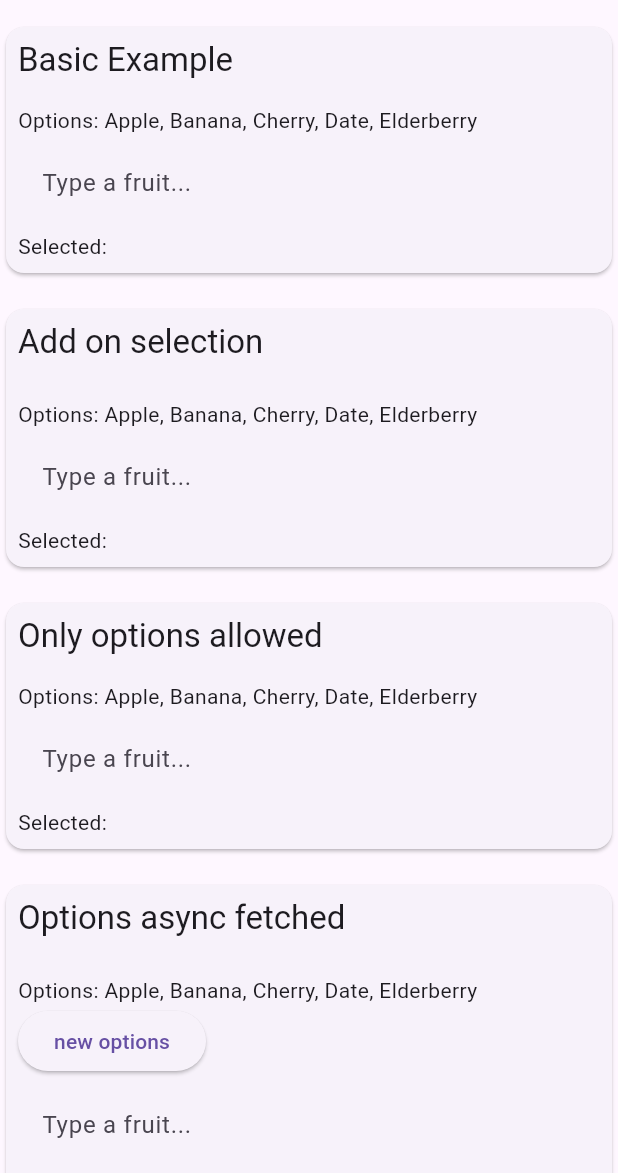
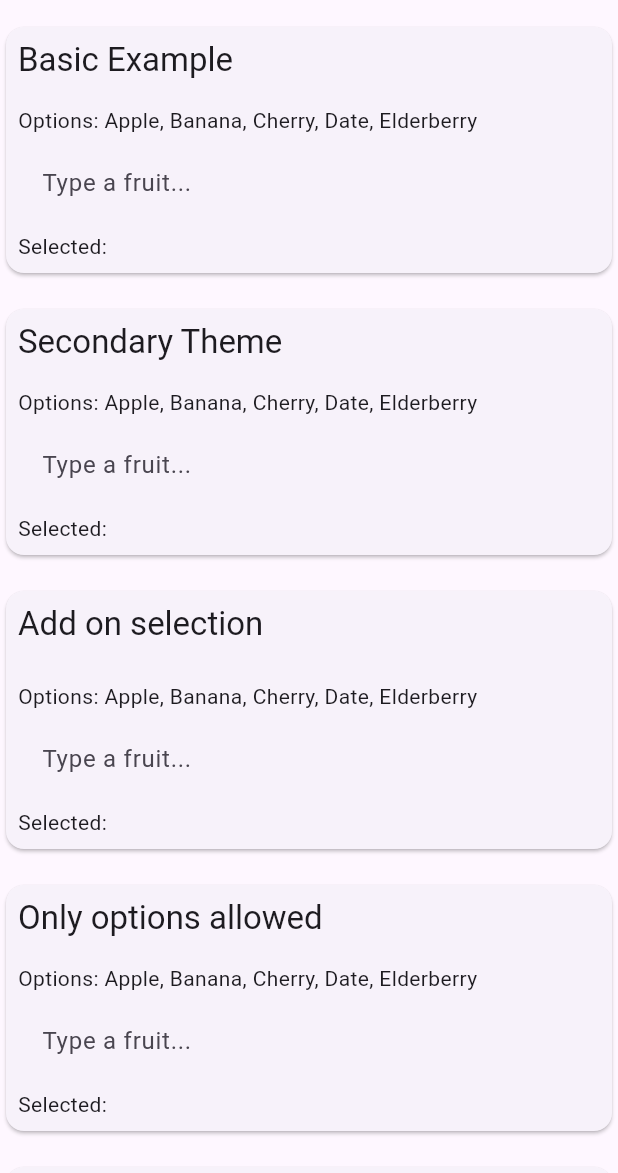
Before and after one commit to BruckCode/chips_input_autocomplete, a Flutter app: the screen it shows after launch, on a phone screen of 412 x 824 dp, the part 63-1236 px from its top. Run offline on Flutter 3.47's test engine with Material 3 defaults, Android fonts, the phone set to English and light mode, and no system bars.

Commit message:
added support for material 3; Chips based now on RawChip of material 3; added secondary Theme based on selected Chip of material 3

```diff
--- a/example/lib/main.dart
+++ b/example/lib/main.dart
@@ -56,6 +56,10 @@ class _HomePageState extends State<HomePage> {
       ChipsAutocompleteController();
   String chipsOutputExampleBasic = '';
 
+  final ChipsAutocompleteController controllerExampleSecondaryTheme =
+      ChipsAutocompleteController();
+  String chipsOutputExampleSecondaryTheme = '';
+
   final ChipsAutocompleteController controllerExampleInsertOnSelect =
       ChipsAutocompleteController();
   String chipsOutputExampleInsertOnSelect = '';
@@ -70,6 +74,24 @@ class _HomePageState extends State<HomePage> {
       controllerExampleBasic.addListener(() {
         setState(() {
           chipsOutputExampleBasic = controllerExampleBasic.chips.join(', ');
+        });
+      });
+      controllerExampleSecondaryTheme.addListener(() {
+        setState(() {
+          chipsOutputExampleSecondaryTheme =
+              controllerExampleSecondaryTheme.chips.join(', ');
+        });
+      });
+      controllerExampleInsertOnSelect.addListener(() {
+        setState(() {
+          chipsOutputExampleInsertOnSelect =
+              controllerExampleInsertOnSelect.chips.join(', ');
+        });
+      });
+      controllerExampleOnlyOptions.addListener(() {
+        setState(() {
+          chipsOutputExampleOnlyOptions =
+              controllerExampleOnlyOptions.chips.join(', ');
         });
       });
     });
@@ -133,6 +155,39 @@ class _HomePageState extends State<HomePage> {
                               bottom: 16.0,
                             ),
                             child: Text(
+                              'Secondary Theme',
+                              style: Theme.of(context).textTheme.titleLarge,
+                            ),
+                          ),
+                        ),
+                        Text('Options: ${options.join(', ')}'),
+                        ChipsInputExampleSecondaryTheme(
+                            controllerExampleSecondaryTheme:
+                                controllerExampleSecondaryTheme),
+                        Text('Selected: $chipsOutputExampleSecondaryTheme'),
+                      ],
+                    ),
+                  ),
+                ),
+              ),
+              const SizedBox(
+                height: 16,
+              ),
+              Card(
+                child: Padding(
+                  padding: const EdgeInsets.all(8.0),
+                  child: ConstrainedBox(
+                    constraints: const BoxConstraints(maxWidth: 500),
+                    child: Column(
+                      crossAxisAlignment: CrossAxisAlignment.start,
+                      children: [
+                        Align(
+                          alignment: Alignment.centerLeft,
+                          child: Padding(
+                            padding: const EdgeInsets.only(
+                              bottom: 16.0,
+                            ),
+                            child: Text(
                               'Add on selection',
                               style: Theme.of(context).textTheme.titleLarge,
                             ),
@@ -145,8 +200,9 @@ class _HomePageState extends State<HomePage> {
                         ),
                         Text('Options: ${options.join(', ')}'),
                         ChipsInputInsertOnSelectBasic(
-                            controllerExampleBasic:
-                                controllerExampleInsertOnSelect),
+                          controllerExampleBasic:
+                              controllerExampleInsertOnSelect,
+                        ),
                         Text('Selected: $chipsOutputExampleInsertOnSelect'),
                       ],
                     ),
@@ -213,6 +269,32 @@ class _ChipsInputExampleBasicState extends State<ChipsInputExampleBasic> {
   Widget build(BuildContext context) {
     return ChipsInputAutocomplete(
       controller: widget.controllerExampleBasic,
+      options: options,
+      decorationTextField: const InputDecoration(
+        hintText: 'Type a fruit...',
+      ),
+    );
+  }
+}
+
+class ChipsInputExampleSecondaryTheme extends StatefulWidget {
+  const ChipsInputExampleSecondaryTheme(
+      {super.key, required this.controllerExampleSecondaryTheme});
+
+  final ChipsAutocompleteController controllerExampleSecondaryTheme;
+
+  @override
+  State<ChipsInputExampleSecondaryTheme> createState() =>
+      _ChipsInputExampleSecondaryThemeState();
+}
+
+class _ChipsInputExampleSecondaryThemeState
+    extends State<ChipsInputExampleSecondaryTheme> {
+  @override
+  Widget build(BuildContext context) {
+    return ChipsInputAutocomplete(
+      secondaryTheme: true,
+      controller: widget.controllerExampleSecondaryTheme,
       options: options,
       decorationTextField: const InputDecoration(
         hintText: 'Type a fruit...',
--- a/lib/src/chips_input_autocomplete.dart
+++ b/lib/src/chips_input_autocomplete.dart
@@ -1,3 +1,4 @@
+import 'package:chips_input_autocomplete/src/chip_custom.dart';
 import 'package:chips_input_autocomplete/src/chips_autocomplete_controller.dart';
 import 'package:flutter/material.dart';
 import 'package:flutter/services.dart';
@@ -8,23 +9,20 @@ const double _kTextFieldWidth = 200;
 class ChipsInputAutocomplete extends StatefulWidget {
   /// Creates a [ChipsInputAutocomplete] widget.
   ///
-  /// Read the [API reference](https://pub.dev/documentation/....html) for full documentation.
+  /// Read the [API reference](https://pub.dev/documentation/chips_input_autocomplete/latest/chips_input_autocomplete/chips_input_autocomplete-library.html) for full documentation.
+  ///
+  /// Credits to Shourya S. Ghosh for creating [Simple Chips Input](https://github.com/danger-ahead/simple_chips_input), for the inspiration and some code snippets.
   const ChipsInputAutocomplete({
     super.key,
     this.separatorCharacter = ',',
     this.placeChipsSectionAbove = true,
     this.widgetContainerDecoration = const BoxDecoration(),
-    this.marginBetweenChips =
-        const EdgeInsets.symmetric(horizontal: 2.0, vertical: 1.0),
-    this.paddingInsideChipContainer =
-        const EdgeInsets.symmetric(vertical: 8.0, horizontal: 14.0),
+    this.spacing = 5.0,
+    this.secondaryTheme,
+    this.chipTheme,
+    this.chipClipBehavior,
+    this.deleteButtonTooltipMessage,
     this.paddingInsideWidgetContainer = const EdgeInsets.all(8.0),
-    this.chipContainerDecoration = const BoxDecoration(
-      shape: BoxShape.rectangle,
-      color: Colors.blue,
-      borderRadius: BorderRadius.all(Radius.circular(8.0)),
-    ),
-    this.chipTextStyle = const TextStyle(color: Colors.white),
     this.focusNode,
     this.autoFocus = false,
     this.createCharacter = ',',
@@ -72,6 +70,9 @@ class ChipsInputAutocomplete extends StatefulWidget {
   /// Can also be set through the controller.
   final List<String>? options;
 
+  /// The input character used for creating a chip.
+  final String createCharacter;
+
   /// Character to separate the output. For example: ' ' will separate the output by space.
   final String separatorCharacter;
 
@@ -81,31 +82,34 @@ class ChipsInputAutocomplete extends StatefulWidget {
   /// Decoration for the main widget container.
   final BoxDecoration widgetContainerDecoration;
 
-  /// Margin between the chips.
-  final EdgeInsets marginBetweenChips;
+  /// Spacing between the chips.
+  /// Defaults to 5.0.
+  final double spacing;
 
-  /// Padding inside the chip container.
-  final EdgeInsets paddingInsideChipContainer;
+  /// Whether to use the secondary theme.
+  final bool? secondaryTheme;
 
-  /// Padding inside the main widget container;
-  final EdgeInsets paddingInsideWidgetContainer;
-
-  /// Decoration for the chip container.
-  final BoxDecoration chipContainerDecoration;
-
-  /// FocusNode for the text field.
-  final FocusNode? focusNode;
-
-  /// The input character used for creating a chip.
-  final String createCharacter;
-
-  /// Text style for the chip.
-  final TextStyle chipTextStyle;
+  /// The theme for the chips.
+  /// If [null], the default theme will be used.
+  /// Can be set to [ChipThemeData.secondary] for a secondary theme.
+  final ChipThemeData? chipTheme;
 
   /// Icon for the delete method.
   /// Defaults to a close icon.
   /// Can be set to null to remove the delete icon.
   final Widget? deleteIcon;
+
+  /// The clip behavior for the chips.
+  final Clip? chipClipBehavior;
+
+  /// Tooltip message for the delete button.
+  final String? deleteButtonTooltipMessage;
+
+  /// Padding inside the main widget container;
+  final EdgeInsets paddingInsideWidgetContainer;
+
+  /// FocusNode for the text field.
+  final FocusNode? focusNode;
 
   /// Validation method.
   /// Returns a [string] if the input is invalid.
@@ -232,33 +236,24 @@ class ChipsInputAutocompleteState extends State<ChipsInputAutocomplete> {
   List<Widget> _buildChipsSection() {
     final List<Widget> chips = [];
     for (int i = 0; i < _chipsAutocompleteController.chips.length; i++) {
-      chips.add(Container(
-        padding: widget.paddingInsideChipContainer,
-        margin: widget.marginBetweenChips,
-        decoration: widget.chipContainerDecoration,
-        child: Row(
-          mainAxisSize: MainAxisSize.min,
-          children: [
-            Flexible(
-              child: Text(
+      chips.add(ChipCustom(
+        label: Text(
           _chipsAutocompleteController.chips[i],
-                style: widget.chipTextStyle,
         ),
-            ),
-            if (widget.deleteIcon != null)
-              GestureDetector(
-                onTap: () {
+        deleteIcon: widget.deleteIcon,
+        onDeleted: () {
           setState(() {
-                    _defaultOnChipDeleted(
-                        _chipsAutocompleteController.chips[i], i);
+            _defaultOnChipDeleted(_chipsAutocompleteController.chips[i], i);
             widget.onChipDeleted
                 ?.call(_chipsAutocompleteController.chips[i], i);
           });
         },
-                child: widget.deleteIcon,
-              ),
-          ],
-        ),
+        secondaryTheme: widget.secondaryTheme,
+        chipThemeData: widget.chipTheme,
+        clipBehavior: widget.chipClipBehavior ?? Clip.none,
+        // TODO: implement avatar
+        // avatar: ,
+        deleteButtonTooltipMessage: widget.deleteButtonTooltipMessage,
       ));
     }
     return chips;
@@ -274,6 +269,7 @@ class ChipsInputAutocompleteState extends State<ChipsInputAutocomplete> {
         decoration: widget.widgetContainerDecoration,
         child: SingleChildScrollView(
           child: Wrap(
+            spacing: widget.spacing,
             children: [
               if (widget.placeChipsSectionAbove) ...[
                 ..._buildChipsSection(),
@@ -329,6 +325,7 @@ class ChipsInputAutocompleteState extends State<ChipsInputAutocomplete> {
                           return TextFormField(
                             controller: fieldController,
                             focusNode: focusNode,
+                            autofocus: widget.autoFocus,
                             decoration: widget.decorationTextField.copyWith(
                               border: widget.decorationTextField.border ??
                                   InputBorder.none,
--- a/pubspec.yaml
+++ b/pubspec.yaml
@@ -1,6 +1,6 @@
 name: chips_input_autocomplete
 description: "A chips input with autocomplete. Ideal for tagging or categorizing user input. Many options to customize the behavior and appearance."
-version: 1.0.2+3
+version: 1.1.0
 homepage:
 repository: https://github.com/BruckCode/chips_input_autocomplete
 issue_tracker: https://github.com/BruckCode/chips_input_autocomplete/issues
@@ -10,6 +10,7 @@ environment:
   flutter: ">=1.17.0"
 
 dependencies:
+
   flutter:
     sdk: flutter
 
```
Also changed, not shown: lib/src/chip_custom.dart (added, +184 -0 lines), example/pubspec.lock, 5 other files. Lines whose indentation alone changed are shown as unchanged.
